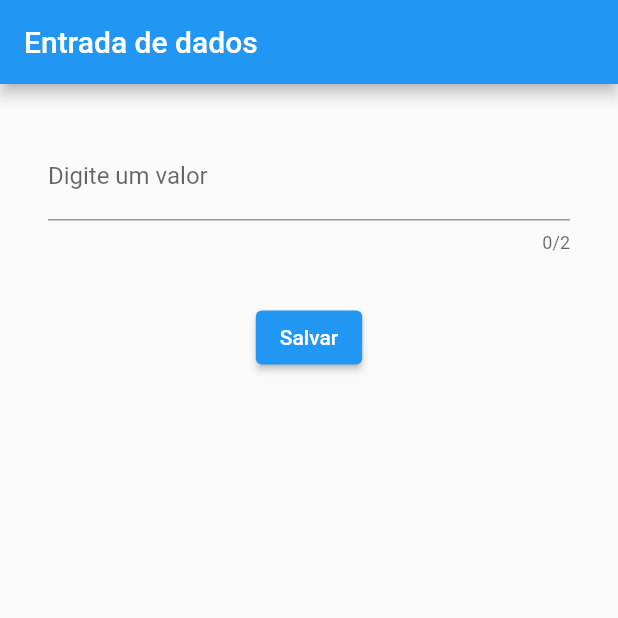
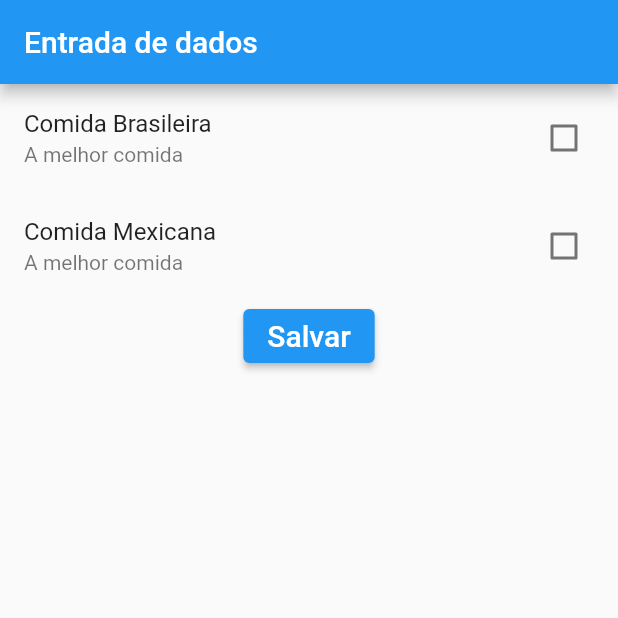
Before and after one commit to ThiagoPereira232/curso-flutter, a Flutter app: the screen it shows after launch, after a tap on "Salvar", on a phone screen of 412 x 824 dp, the top half of it. Run offline on Flutter 3.47's test engine with Material 2 defaults, Android fonts, the light colour scheme and no system bars.

Commit message:
checkbox

```diff
--- /dev/null
+++ b/componentes_entrada_dados/lib/Checkbox.dart
@@ -0,0 +1,69 @@
+import 'package:flutter/material.dart';
+
+class EntradaCheckBox extends StatefulWidget {
+  const EntradaCheckBox({Key? key}) : super(key: key);
+
+  @override
+  State<EntradaCheckBox> createState() => _CheckBoxState();
+}
+
+class _CheckBoxState extends State<EntradaCheckBox> {
+  bool _comidaBrasileira = false;
+  bool _comidaMexicana = false;
+
+  @override
+  Widget build(BuildContext context) {
+    return Scaffold(
+      appBar: AppBar(
+        title: Text("Entrada de dados"),
+      ),
+      body: Container(
+        child: Column(children: [
+          // Text("Comida Brasileira"),
+          // Checkbox(
+          //   value: _estaSelecionado,
+          //   onChanged: (bool? valor) {
+          //     setState(() {
+          //       _estaSelecionado = valor!;
+          //     });
+          //     print("Checkbox" + valor.toString());
+          //   },
+          // )
+
+          CheckboxListTile(
+            title: Text("Comida Brasileira"),
+            subtitle: Text("A melhor comida"),
+            activeColor: Colors.red,
+            //selected: true,
+            //secondary: Icon(Icons.add_box),
+            value: _comidaBrasileira,
+            onChanged: (bool? valor) {
+              setState(() {
+                _comidaBrasileira = valor!;
+              });
+            }
+          ),
+          CheckboxListTile(
+            title: Text("Comida Mexicana"),
+            subtitle: Text("A melhor comida"),
+            activeColor: Colors.red,
+            //selected: true,
+            //secondary: Icon(Icons.add_box),
+              value: _comidaMexicana,
+              onChanged: (bool? valor) {
+                setState(() {
+                  _comidaMexicana = valor!;
+                });
+            }
+          ),
+          ElevatedButton(
+            child: Text("Salvar", style: TextStyle(fontSize: 20)),
+            onPressed: (){
+              print("Comida basileira $_comidaBrasileira\n Comida MExicana $_comidaMexicana");
+            }
+          ),
+        ]),
+      ),
+    );
+  }
+}
--- a/componentes_entrada_dados/lib/main.dart
+++ b/componentes_entrada_dados/lib/main.dart
@@ -1,8 +1,10 @@
 import 'package:flutter/material.dart';
 import 'CaixaTexto.dart';
+import 'Checkbox.dart';
 
 void main() {
   runApp(MaterialApp(
-    home: CaixaTexto(),
+    // home: CaixaTexto(),
+    home: EntradaCheckBox(),
   ));
 }
```
